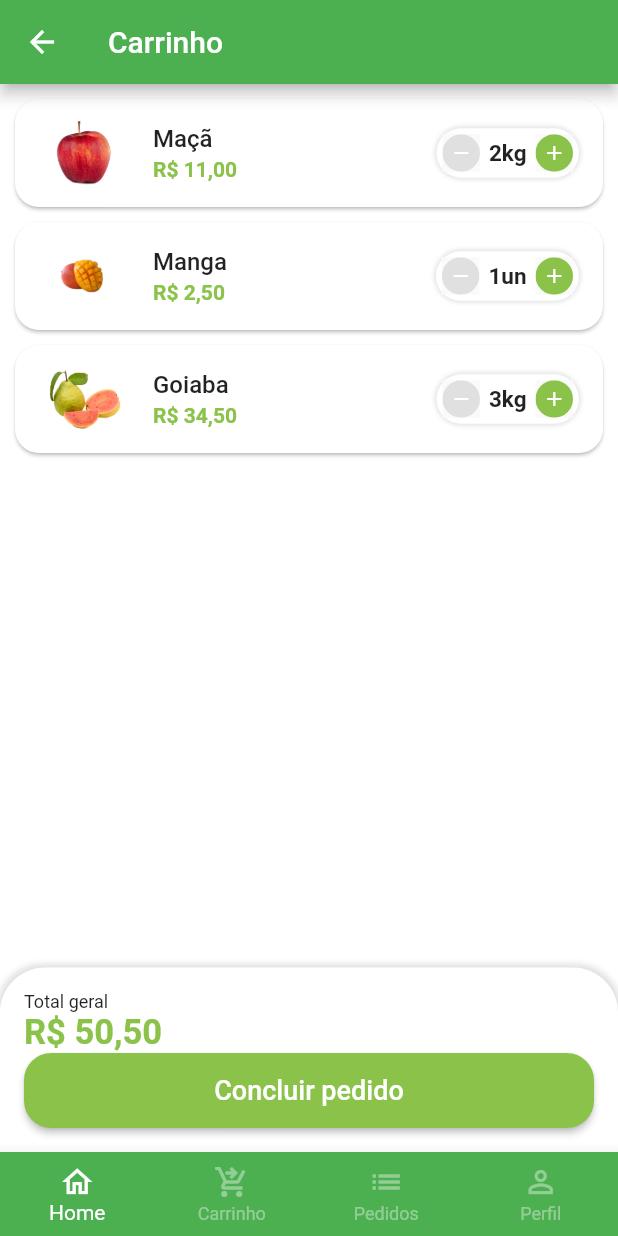
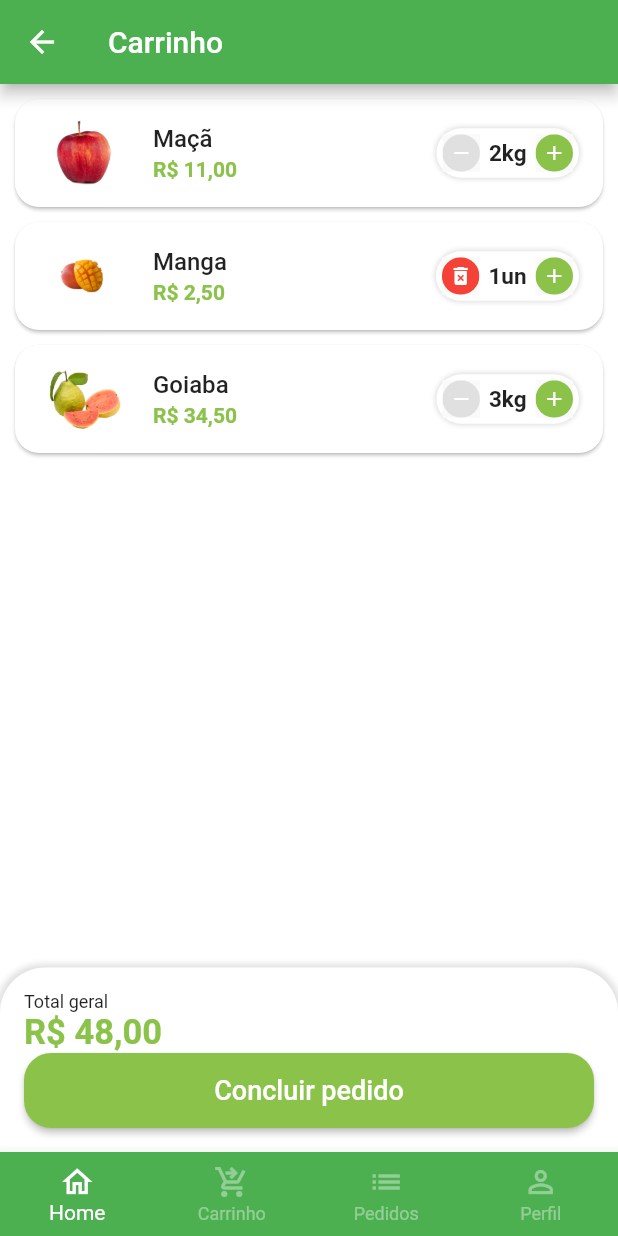
Before and after one commit to tiaggomoura/app-mercadin24h, a Flutter app: the BaseScreen screen opened directly, swiped to page 2, on a phone screen of 412 x 824 dp. Run offline on Flutter 3.47's test engine with Material 2 defaults, Android fonts, the light colour scheme and no system bars; our stand-ins replace animated_text_kit, badges, mask_text_input_formatter.

Commit message:
WIP - Incrementando widget de quantidade

```diff
--- a/lib/src/pages/base/base_screen.dart
+++ b/lib/src/pages/base/base_screen.dart
@@ -21,7 +21,7 @@ class _BaseScreenState extends State<BaseScreen> {
         controller: pageController,
         children: [
           const HomeTab(),
-          CartTab(),
+          const CartTab(),
           Container(color: Colors.blue),
           Container(color: Colors.purple),
         ],
--- a/lib/src/pages/cart/CartTab.dart
+++ b/lib/src/pages/cart/CartTab.dart
@@ -1,14 +1,34 @@
 import 'package:flutter/material.dart';
 import 'package:mercadin/src/config/custom_colors.dart';
+import 'package:mercadin/src/models/cart_item.dart';
 import 'package:mercadin/src/pages/cart/components/cart_tile.dart';
 import 'package:mercadin/src/config/app_data.dart' as app_data;
 
 import '../../services/utils_services.dart';
 
-class CartTab extends StatelessWidget {
-  CartTab({Key? key}) : super(key: key);
+class CartTab extends StatefulWidget {
+  const CartTab({Key? key}) : super(key: key);
 
+  @override
+  State<CartTab> createState() => _CartTabState();
+}
+
+class _CartTabState extends State<CartTab> {
   final UtilsServices utilsServices = UtilsServices();
+
+  void removeItemFromCart(CartItem cartItem) {
+    setState(() {
+      app_data.cartItems.remove(cartItem);
+    });
+  }
+
+  double cartTotalPrice() {
+    double total = 0;
+    for (var item in app_data.cartItems) {
+      total += item.totalPrice();
+    }
+    return total;
+  }
 
   @override
   Widget build(BuildContext context) {
@@ -22,7 +42,10 @@ class CartTab extends StatelessWidget {
               child: ListView.builder(
             itemCount: app_data.cartItems.length,
             itemBuilder: (_, index) {
-              return CartTile(cartItem: app_data.cartItems[index]);
+              return CartTile(
+                cartItem: app_data.cartItems[index],
+                remove: removeItemFromCart,
+              );
             },
           )),
           const SizedBox(
@@ -50,7 +73,7 @@ class CartTab extends StatelessWidget {
                       fontSize: 12,
                     )),
                 Text(
-                  utilsServices.priceToCurrency(50.5),
+                  utilsServices.priceToCurrency(cartTotalPrice()),
                   style: TextStyle(
                     fontSize: 23,
                     color: CustomColors.customSwatchColor,
--- a/lib/src/pages/cart/components/cart_tile.dart
+++ b/lib/src/pages/cart/components/cart_tile.dart
@@ -5,11 +5,22 @@ import 'package:mercadin/src/pages/commons_widgets/quantity_widget.dart';
 import '../../../models/cart_item.dart';
 import '../../../services/utils_services.dart';
 
-class CartTile extends StatelessWidget {
+class CartTile extends StatefulWidget {
   final CartItem cartItem;
+  final Function(CartItem) remove;
+
+  const CartTile({
+    Key? key,
+    required this.cartItem,
+    required this.remove,
+  }) : super(key: key);
+
+  @override
+  State<CartTile> createState() => _CartTileState();
+}
+
+class _CartTileState extends State<CartTile> {
   final UtilsServices utilsServices = UtilsServices();
-
-  CartTile({Key? key, required this.cartItem}) : super(key: key);
 
   @override
   Widget build(BuildContext context) {
@@ -21,20 +32,20 @@ class CartTile extends StatelessWidget {
       child: ListTile(
         //imagem
         leading: Image.asset(
-          cartItem.item.imgUrl,
+          widget.cartItem.item.imgUrl,
           height: 60,
           width: 60,
         ),
         //titulo
         title: Text(
-          cartItem.item.itemName,
+          widget.cartItem.item.itemName,
           style: const TextStyle(
             fontWeight: FontWeight.w500,
           ),
         ),
         //Total
         subtitle: Text(
-          utilsServices.priceToCurrency(cartItem.totalPrice()),
+          utilsServices.priceToCurrency(widget.cartItem.totalPrice()),
           style: TextStyle(
             color: CustomColors.customSwatchColor,
             fontWeight: FontWeight.bold,
@@ -43,9 +54,18 @@ class CartTile extends StatelessWidget {
 
         //Quantidade
         trailing: QuantityWidget(
-          suffixText: cartItem.item.unit,
-          value: cartItem.quantity,
-          result: (quantity) {},
+          suffixText: widget.cartItem.item.unit,
+          value: widget.cartItem.quantity,
+          result: (quantity) {
+            setState(() {
+              widget.cartItem.quantity = quantity;
+              if (quantity == 0) {
+                //remover do carrinho
+                widget.remove(widget.cartItem);
+              }
+            });
+          },
+          isRemovable: true,
         ),
       ),
     );
--- a/lib/src/pages/commons_widgets/quantity_widget.dart
+++ b/lib/src/pages/commons_widgets/quantity_widget.dart
@@ -7,11 +7,13 @@ class QuantityWidget extends StatelessWidget {
     required this.value,
     required this.suffixText,
     required this.result,
+    this.isRemovable = false,
   }) : super(key: key);
 
   final int value;
   final String suffixText;
   final Function(int quantity) result;
+  final bool isRemovable;
 
   @override
   Widget build(BuildContext context) {
@@ -31,10 +33,12 @@ class QuantityWidget extends StatelessWidget {
         mainAxisSize: MainAxisSize.min,
         children: [
           _QuantityButton(
-            icon: Icons.remove,
-            color: Colors.grey.shade300,
+            icon:
+                !isRemovable || value > 1 ? Icons.remove : Icons.delete_forever,
+            color:
+                !isRemovable || value > 1 ? Colors.grey.shade300 : Colors.red,
             onPressed: () {
-              if (value == 1) return;
+              if (value == 1 && !isRemovable) return;
               int resultCount = value - 1;
               result(resultCount);
             },
```
